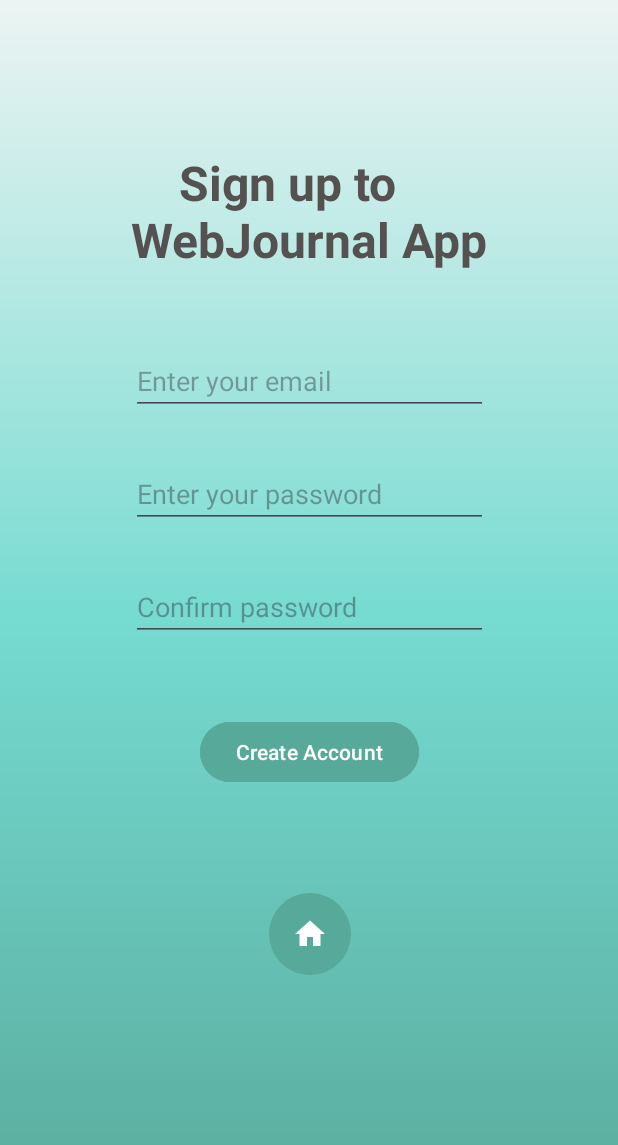
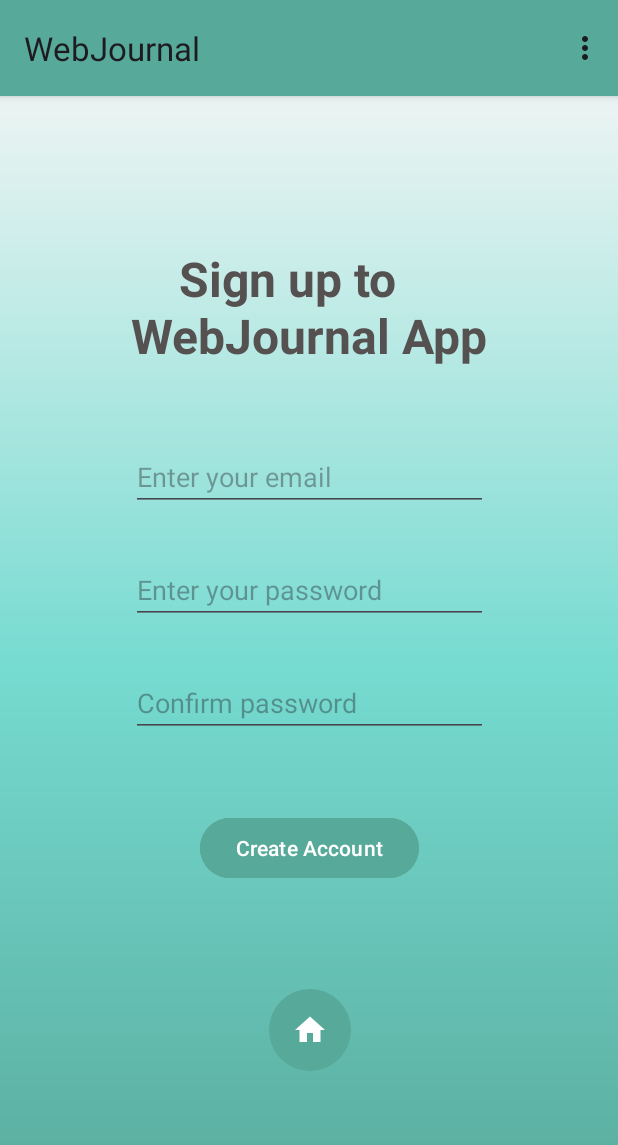
Before and after one commit to Andant3/WebJournal, an Android app: the SignUpFragment screen opened through its navigation route, on a phone screen of 412 x 824 dp. Shown: the top 1145 px of the screen. Run offline under Robolectric (Android 15) with nearby library versions, the phone set to English and light mode, and no system bars; our stand-ins replace Firebase (no records; nobody signed in at launch, a user with empty details on screens opened directly), data binding.

Commit message:
Navigation Bar color changing + minor bugfix

```diff
--- a/app/src/main/AndroidManifest.xml
+++ b/app/src/main/AndroidManifest.xml
@@ -2,7 +2,9 @@
 <manifest xmlns:android="http://schemas.android.com/apk/res/android"
     xmlns:tools="http://schemas.android.com/tools">
 
+
     <application
+        android:name=".model.JournalUser"
         android:allowBackup="true"
         android:dataExtractionRules="@xml/data_extraction_rules"
         android:fullBackupContent="@xml/backup_rules"
@@ -10,7 +12,7 @@
         android:label="@string/app_name"
         android:roundIcon="@mipmap/ic_launcher_round"
         android:supportsRtl="true"
-        android:theme="@style/Theme.WebJournal"
+        android:theme="@style/Base.Theme.WebJournal"
         tools:targetApi="31">
         <activity
             android:name=".view.MainActivity"
--- a/app/src/main/java/com/example/webjournal/model/Journal.kt
+++ b/app/src/main/java/com/example/webjournal/model/Journal.kt
@@ -5,7 +5,7 @@ import com.google.firebase.Timestamp
 data class Journal(
     val title: String,
     val description: String,
-    val imageURL: String,
+    var imageURL: String,
 
     val userID: String,
     val timeAdded: Timestamp,
--- a/app/src/main/java/com/example/webjournal/view/AddPageFragment.kt
+++ b/app/src/main/java/com/example/webjournal/view/AddPageFragment.kt
@@ -6,6 +6,7 @@ import android.net.Uri
 import android.os.Bundle
 import android.text.TextUtils
 import android.view.LayoutInflater
+import android.view.MenuInflater
 import android.view.View
 import android.view.ViewGroup
 import androidx.activity.result.contract.ActivityResultContracts
@@ -81,7 +82,6 @@ class AddPageFragment : Fragment() {
                 openPickActivityForResult()
             }
         }
-
     }
 
     private suspend fun loadingTextViewAnimation(){
--- a/app/src/main/java/com/example/webjournal/view/JournalFragment.kt
+++ b/app/src/main/java/com/example/webjournal/view/JournalFragment.kt
@@ -1,5 +1,7 @@
 package com.example.webjournal.view
 
+import android.graphics.Color
+import android.graphics.drawable.ColorDrawable
 import android.os.Bundle
 import android.util.Log
 import android.view.LayoutInflater
--- a/app/src/main/java/com/example/webjournal/view/MainActivity.kt
+++ b/app/src/main/java/com/example/webjournal/view/MainActivity.kt
@@ -1,12 +1,12 @@
 package com.example.webjournal.view
 
+import android.graphics.drawable.ColorDrawable
 import android.os.Bundle
 import android.view.Menu
 import android.view.MenuItem
 import androidx.appcompat.app.AppCompatActivity
+import androidx.core.content.ContextCompat
 import androidx.databinding.DataBindingUtil
-import androidx.fragment.app.FragmentManager
-import androidx.navigation.findNavController
 import androidx.navigation.fragment.NavHostFragment
 import com.example.webjournal.R
 import com.example.webjournal.databinding.ActivityMainBinding
@@ -17,21 +17,30 @@ import com.google.firebase.ktx.Firebase
 class MainActivity : AppCompatActivity() {
 
     private lateinit var binding: ActivityMainBinding
-    private lateinit var firebaseAuth: FirebaseAuth
+    private lateinit var auth: FirebaseAuth
 
     override fun onCreate(savedInstanceState: Bundle?) {
         super.onCreate(savedInstanceState)
 
         binding = DataBindingUtil.setContentView(this, R.layout.activity_main)
 
-        firebaseAuth = Firebase.auth
+        auth = Firebase.auth
+
+        supportActionBar?.setBackgroundDrawable(
+            ColorDrawable(ContextCompat.getColor(applicationContext, R.color.color_primary_dark))
+        )
+        supportActionBar?.hide()
     }
 
     override fun onStart() {
         super.onStart()
         // Check if user is signed in (non-null) and update UI accordingly.
-        val currentUser = firebaseAuth.currentUser
+        val currentUser = auth.currentUser
         if (currentUser != null) {
+            val navHostFragment =
+                supportFragmentManager.findFragmentById(binding.navHostFragmentContainer.id) as NavHostFragment
+            val navController = navHostFragment.navController
+            navController.navigate(R.id.action_loginFragment_to_journalFragment)
             //reload()
         }
     }
@@ -47,6 +56,9 @@ class MainActivity : AppCompatActivity() {
         val currentFragmentId = navController.currentDestination?.id
 
         when(currentFragmentId){
+            R.id.loginFragment ->{
+                menuInflater.inflate(R.menu.main_menu, menu)
+            }
             R.id.journalFragment ->{
                 menuInflater.inflate(R.menu.main_menu, menu)
             }
@@ -59,10 +71,10 @@ class MainActivity : AppCompatActivity() {
 
     override fun onOptionsItemSelected(item: MenuItem): Boolean {
         when(item.itemId){
-            R.id.action_signOut -> if (firebaseAuth != null
-                && firebaseAuth.currentUser != null) {
+            R.id.action_signOut -> if (auth != null
+                && auth.currentUser != null) {
 
-                firebaseAuth.signOut()
+                auth.signOut()
                 val navHostFragment =
                     supportFragmentManager.findFragmentById(binding.navHostFragmentContainer.id) as NavHostFragment
                 val navController = navHostFragment.navController
--- a/app/src/main/java/com/example/webjournal/view/SignUpFragment.kt
+++ b/app/src/main/java/com/example/webjournal/view/SignUpFragment.kt
@@ -59,6 +59,11 @@ class SignUpFragment : Fragment() {
                     if (task.isSuccessful) {
                         // Sign in success, update UI with the signed-in user's information
                         Log.d("TAG", "createUserWithEmail:success")
+                        Toast.makeText(
+                            context,
+                            "Account successfully created",
+                            Toast.LENGTH_SHORT
+                        ).show()
                         val user = auth.currentUser
                         //updateUI(user)
                     } else {
--- a/app/src/main/res/layout/fragment_login.xml
+++ b/app/src/main/res/layout/fragment_login.xml
@@ -23,7 +23,7 @@
         app:layout_constraintEnd_toEndOf="parent"/>
 
     <AutoCompleteTextView
-        android:id="@+id/loginEditText"
+        android:id="@+id/emailEditText"
         android:layout_width="0dp"
         android:layout_height="wrap_content"
         android:layout_marginTop="50dp"
@@ -44,7 +44,7 @@
         android:hint="Enter your password"
         android:inputType="textPassword"
 
-        app:layout_constraintTop_toBottomOf="@+id/loginEditText"
+        app:layout_constraintTop_toBottomOf="@+id/emailEditText"
         app:layout_constraintStart_toStartOf="@id/appNameTextView"
         app:layout_constraintEnd_toEndOf="@id/appNameTextView"/>
 
--- a/app/src/main/res/layout/page_item.xml
+++ b/app/src/main/res/layout/page_item.xml
@@ -26,7 +26,7 @@
                 android:layout_height="wrap_content"
                 android:padding="8dp"
 
-                android:background="@{journal.imageURL}"
+                android:background="@{Integer.parseInt(journal.imageURL)}"
                 android:textSize="20sp"
                 android:textStyle="bold"
                 app:layout_constraintStart_toStartOf="parent"
--- a/app/src/main/res/values-night/themes.xml
+++ b/app/src/main/res/values-night/themes.xml
@@ -1,6 +1,6 @@
 <resources xmlns:tools="http://schemas.android.com/tools">
     <!-- Base application theme. -->
-    <style name="Base.Theme.WebJournal" parent="Theme.Material3.DayNight.NoActionBar">
+    <style name="Base.Theme.WebJournal" parent="Theme.Material3.DayNight">
         <!-- Customize your dark theme here. -->
         <!-- <item name="colorPrimary">@color/my_dark_primary</item> -->
     </style>
--- a/app/src/main/res/values/themes.xml
+++ b/app/src/main/res/values/themes.xml
@@ -7,5 +7,6 @@
         <item name="colorAccent">@color/color_accent</item>
     </style>
 
+
     <style name="Theme.WebJournal" parent="Base.Theme.WebJournal" />
 </resources>
```
Also changed, not shown: app/src/main/java/com/example/webjournal/view/LoginFragment.kt (+32 -2 lines).
